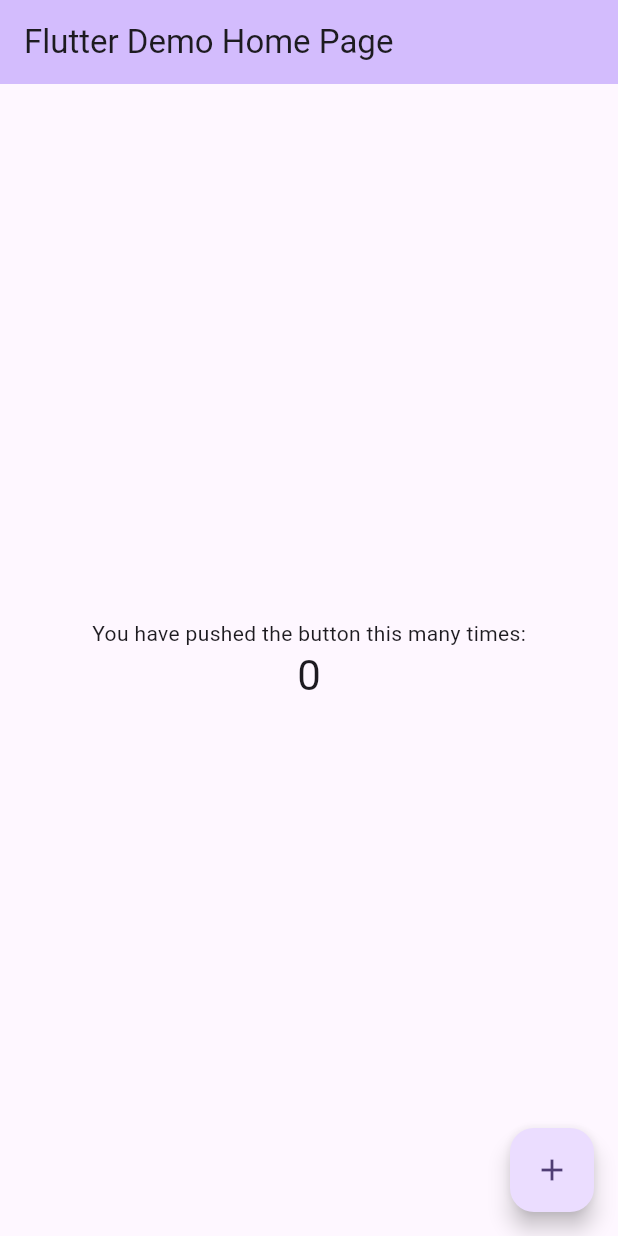
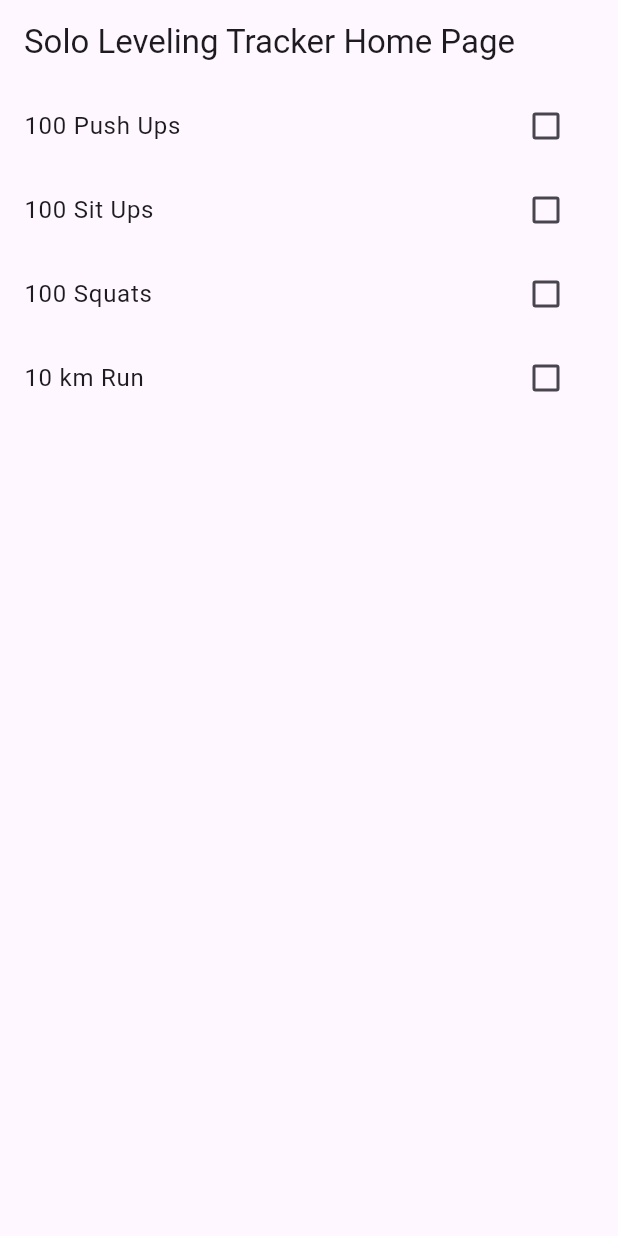
Before and after one commit to xShuuji/sololeveling-tracker, a Flutter app: the screen it shows after launch, on a phone screen of 412 x 824 dp. Run offline on Flutter 3.47's test engine with Material 3 defaults, Android fonts, the phone set to English and light mode, and no system bars; our stand-ins replace shared_preferences.

Commit message:
Add basic funtionality to the app

```diff
--- a/solo_leveling_tracker/lib/main.dart
+++ b/solo_leveling_tracker/lib/main.dart
@@ -1,4 +1,5 @@
 import 'package:flutter/material.dart';
+import 'package:shared_preferences/shared_preferences.dart';
 
 void main() {
   runApp(const MyApp());
@@ -7,31 +8,14 @@
 class MyApp extends StatelessWidget {
   const MyApp({super.key});
 
-  // This widget is the root of your application.
   @override
   Widget build(BuildContext context) {
     return MaterialApp(
-      title: 'Flutter Demo',
+      title: 'Solo Leveling Tracker',
       theme: ThemeData(
-        // This is the theme of your application.
-        //
-        // TRY THIS: Try running your application with "flutter run". You'll see
-        // the application has a purple toolbar. Then, without quitting the app,
-        // try changing the seedColor in the colorScheme below to Colors.green
-        // and then invoke "hot reload" (save your changes or press the "hot
-        // reload" button in a Flutter-supported IDE, or press "r" if you used
-        // the command line to start the app).
-        //
-        // Notice that the counter didn't reset back to zero; the application
-        // state is not lost during the reload. To reset the state, use hot
-        // restart instead.
-        //
-        // This works for code too, not just values: Most code changes can be
-        // tested with just a hot reload.
-        colorScheme: ColorScheme.fromSeed(seedColor: Colors.deepPurple),
-        useMaterial3: true,
+        primarySwatch: Colors.blue,
       ),
-      home: const MyHomePage(title: 'Flutter Demo Home Page'),
+      home: const MyHomePage(title: 'Solo Leveling Tracker Home Page'),
     );
   }
 }
@@ -39,87 +23,75 @@
 class MyHomePage extends StatefulWidget {
   const MyHomePage({super.key, required this.title});
 
-  // This widget is the home page of your application. It is stateful, meaning
-  // that it has a State object (defined below) that contains fields that affect
-  // how it looks.
-
-  // This class is the configuration for the state. It holds the values (in this
-  // case the title) provided by the parent (in this case the App widget) and
-  // used by the build method of the State. Fields in a Widget subclass are
-  // always marked "final".
-
   final String title;
 
   @override
-  State<MyHomePage> createState() => _MyHomePageState();
+  MyHomePageState createState() => MyHomePageState();
 }
 
-class _MyHomePageState extends State<MyHomePage> {
-  int _counter = 0;
+class Exercise {
+  String name;
+  bool isDone;
 
-  void _incrementCounter() {
+  Exercise({required this.name, this.isDone = false});
+}
+
+class MyHomePageState extends State<MyHomePage> {
+  final List<Exercise> exercises = [
+    Exercise(name: '100 Push Ups'),
+    Exercise(name: '100 Sit Ups'),
+    Exercise(name: '100 Squats'),
+    Exercise(name: '10 km Run'),
+  ];
+
+  void toggleDone(Exercise exercise) {
     setState(() {
-      // This call to setState tells the Flutter framework that something has
-      // changed in this State, which causes it to rerun the build method below
-      // so that the display can reflect the updated values. If we changed
-      // _counter without calling setState(), then the build method would not be
-      // called again, and so nothing would appear to happen.
-      _counter++;
+      exercise.isDone = !exercise.isDone;
     });
+  }
+
+  void saveExercises() async {
+    final prefs = await SharedPreferences.getInstance();
+    final doneExercises = exercises.where((e) => e.isDone).map((e) => e.name).toList();
+    prefs.setStringList('doneExercises', doneExercises);
+  }
+
+  void loadExercises() async {
+    final prefs = await SharedPreferences.getInstance();
+    final doneExercises = prefs.getStringList('doneExercises') ?? [];
+    for (var exercise in exercises) {
+      exercise.isDone = doneExercises.contains(exercise.name);
+    }
+  }
+
+  @override
+  void initState() {
+    super.initState();
+    loadExercises();
   }
 
   @override
   Widget build(BuildContext context) {
-    // This method is rerun every time setState is called, for instance as done
-    // by the _incrementCounter method above.
-    //
-    // The Flutter framework has been optimized to make rerunning build methods
-    // fast, so that you can just rebuild anything that needs updating rather
-    // than having to individually change instances of widgets.
     return Scaffold(
       appBar: AppBar(
-        // TRY THIS: Try changing the color here to a specific color (to
-        // Colors.amber, perhaps?) and trigger a hot reload to see the AppBar
-        // change color while the other colors stay the same.
-        backgroundColor: Theme.of(context).colorScheme.inversePrimary,
-        // Here we take the value from the MyHomePage object that was created by
-        // the App.build method, and use it to set our appbar title.
         title: Text(widget.title),
       ),
-      body: Center(
-        // Center is a layout widget. It takes a single child and positions it
-        // in the middle of the parent.
-        child: Column(
-          // Column is also a layout widget. It takes a list of children and
-          // arranges them vertically. By default, it sizes itself to fit its
-          // children horizontally, and tries to be as tall as its parent.
-          //
-          // Column has various properties to control how it sizes itself and
-          // how it positions its children. Here we use mainAxisAlignment to
-          // center the children vertically; the main axis here is the vertical
-          // axis because Columns are vertical (the cross axis would be
-          // horizontal).
-          //
-          // TRY THIS: Invoke "debug painting" (choose the "Toggle Debug Paint"
-          // action in the IDE, or press "p" in the console), to see the
-          // wireframe for each widget.
-          mainAxisAlignment: MainAxisAlignment.center,
-          children: <Widget>[
-            const Text(
-              'You have pushed the button this many times:',
+      body: ListView.builder(
+        itemCount: exercises.length,
+        itemBuilder: (context, index) {
+          final exercise = exercises[index];
+          return ListTile(
+            title: Text(exercise.name),
+            trailing: Checkbox(
+              value: exercise.isDone,
+              onChanged: (bool? value) {
+                toggleDone(exercise);
+                saveExercises();
+              },
             ),
-            Text(
-              '$_counter',
-              style: Theme.of(context).textTheme.headlineMedium,
-            ),
-          ],
-        ),
+          );
+        },
       ),
-      floatingActionButton: FloatingActionButton(
-        onPressed: _incrementCounter,
-        tooltip: 'Increment',
-        child: const Icon(Icons.add),
-      ), // This trailing comma makes auto-formatting nicer for build methods.
     );
   }
 }
--- a/solo_leveling_tracker/pubspec.yaml
+++ b/solo_leveling_tracker/pubspec.yaml
@@ -30,6 +30,7 @@ environment:
 dependencies:
   flutter:
     sdk: flutter
+  shared_preferences: ^2.0.8
 
 
   # The following adds the Cupertino Icons font to your application.
```
Also changed, not shown: solo_leveling_tracker/pubspec.lock, 1 other file.
